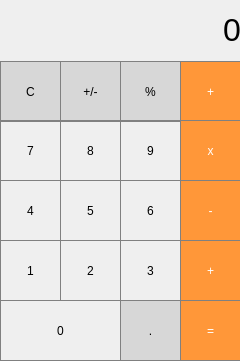
The window that src/MainWindow/mainwindow.ui (TropicalBastos/MacOSX-Calculator) describes before a commit, drawn with Qt 5.
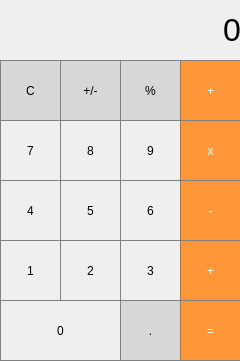
The same window after the commit.

Commit message: y pos fix for operational buttons

Diff of the .ui file:
```diff
--- a/src/MainWindow/mainwindow.ui
+++ b/src/MainWindow/mainwindow.ui
@@ -51,7 +51,7 @@
     <property name="geometry">
      <rect>
       <x>0</x>
-      <y>61</y>
+      <y>60</y>
       <width>61</width>
       <height>61</height>
      </rect>
@@ -75,7 +75,7 @@
     <property name="geometry">
      <rect>
       <x>60</x>
-      <y>61</y>
+      <y>60</y>
       <width>61</width>
       <height>61</height>
      </rect>
@@ -99,7 +99,7 @@
     <property name="geometry">
      <rect>
       <x>120</x>
-      <y>61</y>
+      <y>60</y>
       <width>61</width>
       <height>61</height>
      </rect>
@@ -123,7 +123,7 @@
     <property name="geometry">
      <rect>
       <x>180</x>
-      <y>61</y>
+      <y>60</y>
       <width>61</width>
       <height>61</height>
      </rect>
```
